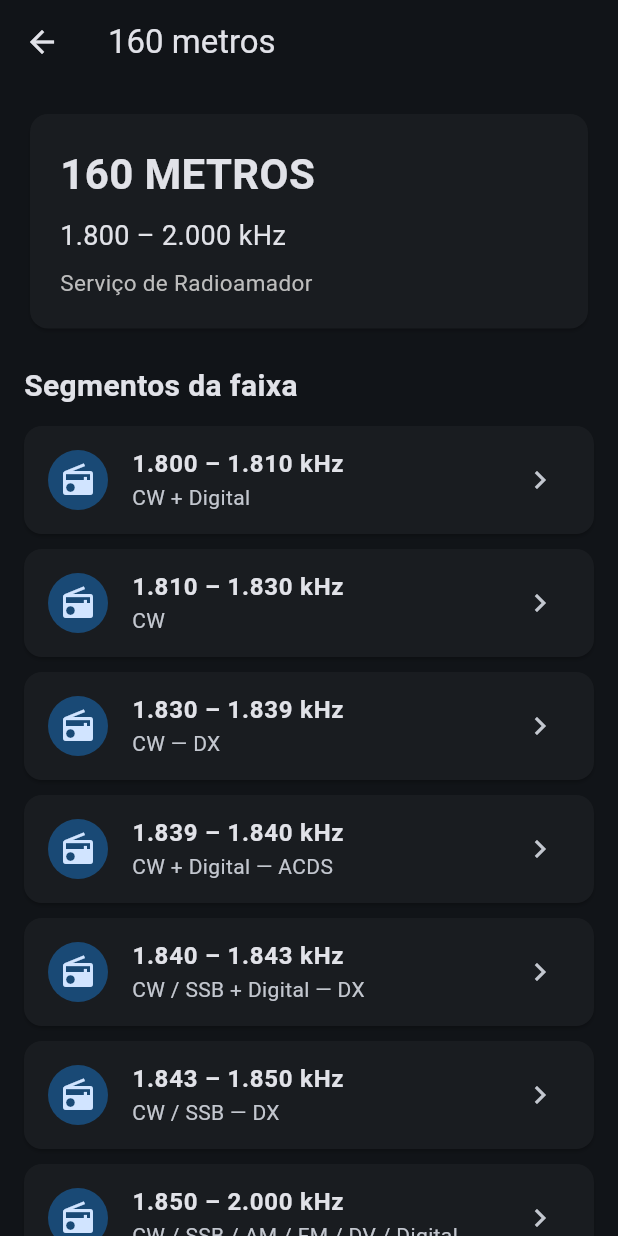
After one commit to Pu2rmm/RBCOM, a Flutter app: the Faixa160Screen screen opened directly, on a phone screen of 412 x 824 dp. The commit adds this screen. Run offline on Flutter 3.47's test engine with Material 3 defaults, Android fonts, the phone set to English and light mode, and no system bars; our stand-ins replace shared_preferences; accounts and stored records are empty.

Commit message:
Adiciona detalhes da faixa de 160 metros

```diff
--- /dev/null
+++ b/lib/screens/faixa_160_screen.dart
@@ -0,0 +1,135 @@
+import 'package:flutter/material.dart';
+
+class Faixa160Screen extends StatelessWidget {
+  const Faixa160Screen({super.key});
+
+  @override
+  Widget build(BuildContext context) {
+    return Scaffold(
+      appBar: AppBar(
+        title: const Text('160 metros'),
+      ),
+      body: ListView(
+        padding: const EdgeInsets.all(16),
+        children: [
+          Card(
+            child: Padding(
+              padding: const EdgeInsets.all(20),
+              child: Column(
+                crossAxisAlignment: CrossAxisAlignment.start,
+                children: [
+                  const Text(
+                    '160 METROS',
+                    style: TextStyle(
+                      fontSize: 28,
+                      fontWeight: FontWeight.bold,
+                    ),
+                  ),
+                  const SizedBox(height: 8),
+                  const Text(
+                    '1.800 – 2.000 kHz',
+                    style: TextStyle(
+                      fontSize: 18,
+                    ),
+                  ),
+                  const SizedBox(height: 8),
+                  Text(
+                    'Serviço de Radioamador',
+                    style: TextStyle(
+                      fontSize: 15,
+                      color: Colors.grey.shade400,
+                    ),
+                  ),
+                ],
+              ),
+            ),
+          ),
+
+          const SizedBox(height: 20),
+
+          const Text(
+            'Segmentos da faixa',
+            style: TextStyle(
+              fontSize: 20,
+              fontWeight: FontWeight.bold,
+            ),
+          ),
+
+          const SizedBox(height: 12),
+
+          _buildSegmento(
+            '1.800 – 1.810 kHz',
+            'CW + Digital',
+          ),
+
+          _buildSegmento(
+            '1.810 – 1.830 kHz',
+            'CW',
+          ),
+
+          _buildSegmento(
+            '1.830 – 1.839 kHz',
+            'CW — DX',
+          ),
+
+          _buildSegmento(
+            '1.839 – 1.840 kHz',
+            'CW + Digital — ACDS',
+          ),
+
+          _buildSegmento(
+            '1.840 – 1.843 kHz',
+            'CW / SSB + Digital — DX',
+          ),
+
+          _buildSegmento(
+            '1.843 – 1.850 kHz',
+            'CW / SSB — DX',
+          ),
+
+          _buildSegmento(
+            '1.850 – 2.000 kHz',
+            'CW / SSB / AM / FM / DV / Digital',
+          ),
+
+          const SizedBox(height: 16),
+
+          Card(
+            child: Padding(
+              padding: const EdgeInsets.all(16),
+              child: Text(
+                'Fonte: Anatel — Ato SOR nº 926, de 1º de fevereiro de 2024.',
+                style: TextStyle(
+                  fontSize: 13,
+                  color: Colors.grey.shade400,
+                ),
+              ),
+            ),
+          ),
+        ],
+      ),
+    );
+  }
+
+  Widget _buildSegmento(
+    String frequencia,
+    String aplicacao,
+  ) {
+    return Card(
+      margin: const EdgeInsets.only(bottom: 10),
+      child: ListTile(
+        leading: const CircleAvatar(
+          child: Icon(Icons.radio),
+        ),
+        title: Text(
+          frequencia,
+          style: const TextStyle(
+            fontWeight: FontWeight.bold,
+          ),
+        ),
+        subtitle: Text(aplicacao),
+        trailing: const Icon(Icons.chevron_right),
+      ),
+    );
+  }
+}
--- a/lib/screens/faixa_categoria_screen.dart
+++ b/lib/screens/faixa_categoria_screen.dart
@@ -1,5 +1,5 @@
 import 'package:flutter/material.dart';
-
+import 'faixa_160_screen.dart';
 class FaixaCategoriaScreen extends StatelessWidget {
   final String categoria;
   final String descricao;
@@ -13,9 +13,7 @@ class FaixaCategoriaScreen extends StatelessWidget {
   @override
   Widget build(BuildContext context) {
     return Scaffold(
-      appBar: AppBar(
-        title: Text(categoria),
-      ),
+      appBar: AppBar(title: Text(categoria)),
       body: ListView(
         padding: const EdgeInsets.all(16),
         children: [
@@ -35,10 +33,7 @@ class FaixaCategoriaScreen extends StatelessWidget {
                   const SizedBox(height: 8),
                   Text(
                     descricao,
-                    style: TextStyle(
-                      fontSize: 16,
-                      color: Colors.grey.shade400,
-                    ),
+                    style: TextStyle(fontSize: 16, color: Colors.grey.shade400),
                   ),
                 ],
               ),
@@ -47,34 +42,45 @@ class FaixaCategoriaScreen extends StatelessWidget {
           const SizedBox(height: 16),
           const Text(
             'Selecione uma faixa',
-            style: TextStyle(
-              fontSize: 20,
-              fontWeight: FontWeight.bold,
-            ),
+            style: TextStyle(fontSize: 20, fontWeight: FontWeight.bold),
           ),
           const SizedBox(height: 12),
-          _buildFaixa('Em breve', 'Frequências e aplicações'),
+
+          if (categoria == 'HF') ...[
+            _buildFaixa(context, '160 metros', '1.800 – 2.000 kHz'),
+            _buildFaixa(context, '80 metros', '3,500 – 4,000 MHz'),
+            _buildFaixa(context, '60 metros', '5,3515 – 5,3665 MHz'),
+            _buildFaixa(context, '40 metros', '7,000 – 7,300 MHz'),
+            _buildFaixa(context, '30 metros', '10,100 – 10,150 MHz'),
+            _buildFaixa(context, '20 metros', '14,000 – 14,350 MHz'),
+            _buildFaixa(context, '17 metros', '18,068 – 18,168 MHz'),
+            _buildFaixa(context, '15 metros', '21,000 – 21,450 MHz'),
+            _buildFaixa(context, '12 metros', '24,890 – 24,990 MHz'),
+            _buildFaixa(context, '10 metros', '28,000 – 29,700 MHz'),
+          ] else ...[
+            _buildFaixa(context, 'Em breve', 'Frequências e aplicações'),
+          ],
         ],
       ),
     );
   }
 
-  Widget _buildFaixa(String nome, String descricao) {
+  Widget _buildFaixa(BuildContext context, String nome, String descricao) {
     return Card(
       margin: const EdgeInsets.only(bottom: 10),
       child: ListTile(
-        leading: const CircleAvatar(
-          child: Icon(Icons.radio),
-        ),
-        title: Text(
-          nome,
-          style: const TextStyle(
-            fontWeight: FontWeight.bold,
-          ),
-        ),
+        leading: const CircleAvatar(child: Icon(Icons.radio)),
+        title: Text(nome, style: const TextStyle(fontWeight: FontWeight.bold)),
         subtitle: Text(descricao),
         trailing: const Icon(Icons.chevron_right),
-        onTap: () {},
+        onTap: () {
+          if (nome == '160 metros') {
+            Navigator.push(
+              context,
+              MaterialPageRoute(builder: (context) => const Faixa160Screen()),
+            );
+          }
+        },
       ),
     );
   }
```
